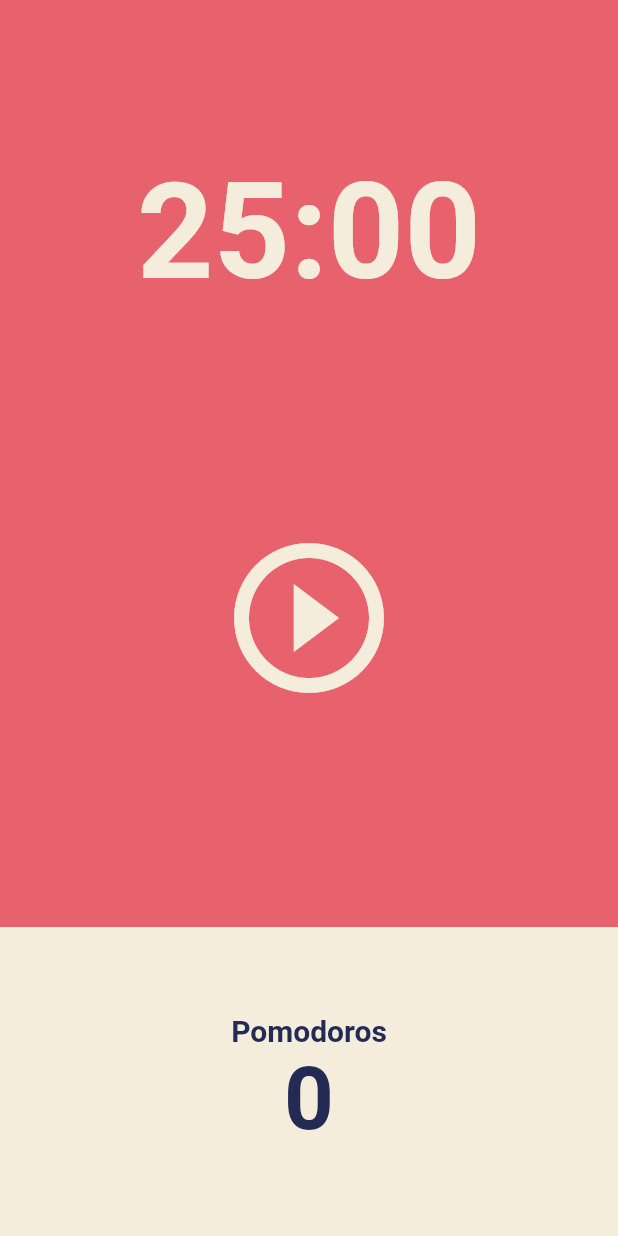
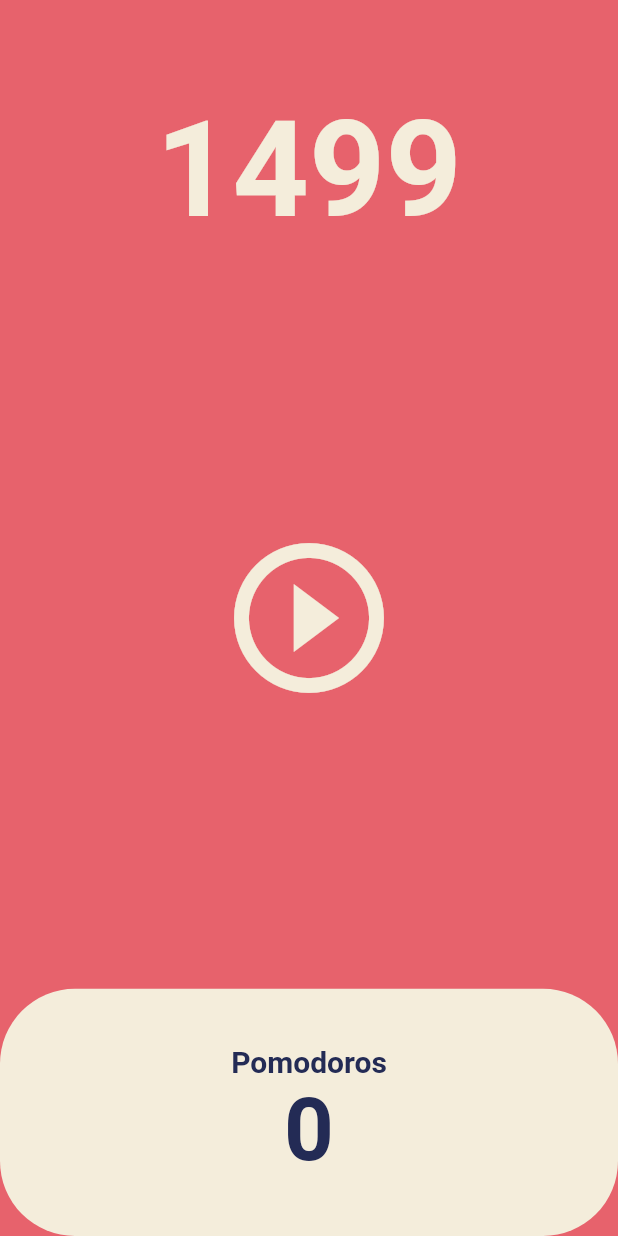
Before and after one commit to onethejay/toonflix, a Flutter app: the screen it shows after launch, after a tap on the "play circle outline" icon, on a phone screen of 412 x 824 dp. Run offline on Flutter 3.47's test engine with Material 2 defaults, Android fonts, the phone set to English and light mode, and no system bars.

Commit message:
시작 버튼 클릭시 타이머 작동 메서드 추가

```diff
--- a/lib/screens/home_screen.dart
+++ b/lib/screens/home_screen.dart
@@ -1,3 +1,5 @@
+import 'dart:async';
+
 import 'package:flutter/material.dart';
 
 class HomeScreen extends StatefulWidget {
@@ -8,6 +10,22 @@ class HomeScreen extends StatefulWidget {
 }
 
 class _HomeScreenState extends State<HomeScreen> {
+  int totalSeconds = 1500;
+  late Timer timer; //당장 초기화 하지 않아도 되지만 사용하기 전에 반드시 초기화해야 한다.
+
+  void onTick(Timer timer) {
+    setState(() {
+      totalSeconds = totalSeconds - 1;
+    });
+  }
+
+  void onStartPressed() {
+    timer = Timer.periodic(
+      Duration(seconds: 1),
+      onTick,
+    ); //괄호를 넣으면 여기에서 실행한다는 의미이므로 괄호를 붙이지 않아야 한다.
+  }
+
   @override
   Widget build(BuildContext context) {
     return Scaffold(
@@ -19,7 +37,7 @@ class _HomeScreenState extends State<HomeScreen> {
             child: Container(
               alignment: Alignment.bottomCenter,
               child: Text(
-                "25:00",
+                "$totalSeconds",
                 style: TextStyle(
                   color: Theme.of(context).cardColor,
                   fontSize: 89,
@@ -29,12 +47,12 @@ class _HomeScreenState extends State<HomeScreen> {
             ),
           ),
           Flexible(
-            flex: 2,
+            flex: 3,
             child: Center(
               child: IconButton(
                 iconSize: 120,
                 color: Theme.of(context).cardColor,
-                onPressed: () {},
+                onPressed: onStartPressed,
                 icon: Icon(Icons.play_circle_outline),
               ),
             ),
@@ -47,6 +65,7 @@ class _HomeScreenState extends State<HomeScreen> {
                   child: Container(
                     decoration: BoxDecoration(
                       color: Theme.of(context).cardColor,
+                      borderRadius: BorderRadius.circular(50),
                     ),
                     child: Column(
                       mainAxisAlignment: MainAxisAlignment.center,
@@ -56,8 +75,7 @@ class _HomeScreenState extends State<HomeScreen> {
                           style: TextStyle(
                             fontSize: 20,
                             fontWeight: FontWeight.w600,
-                            color:
-                                Theme.of(context).textTheme.displayLarge!.color,
+                            color: Theme.of(context).textTheme.displayLarge!.color,
                           ),
                         ),
                         Text(
@@ -65,8 +83,7 @@ class _HomeScreenState extends State<HomeScreen> {
                           style: TextStyle(
                             fontSize: 58,
                             fontWeight: FontWeight.w600,
-                            color:
-                                Theme.of(context).textTheme.displayLarge!.color,
+                            color: Theme.of(context).textTheme.displayLarge!.color,
                           ),
                         ),
                       ],
```
